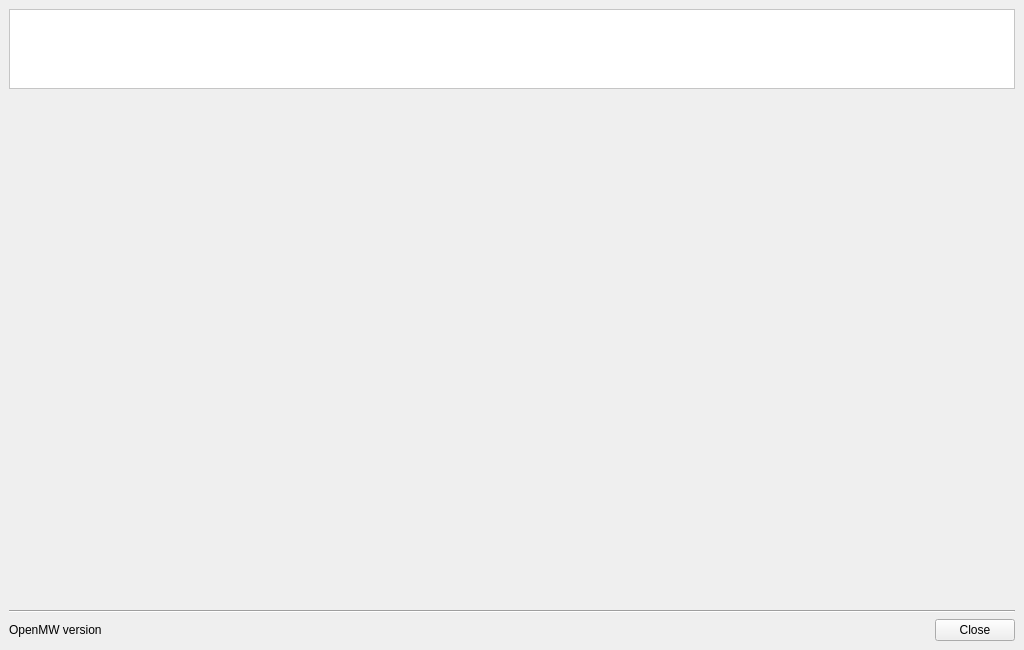
This is files/ui/mainwindow.ui in pporsilkde/AMP as Qt 5 draws it before an edit. The edited form follows.
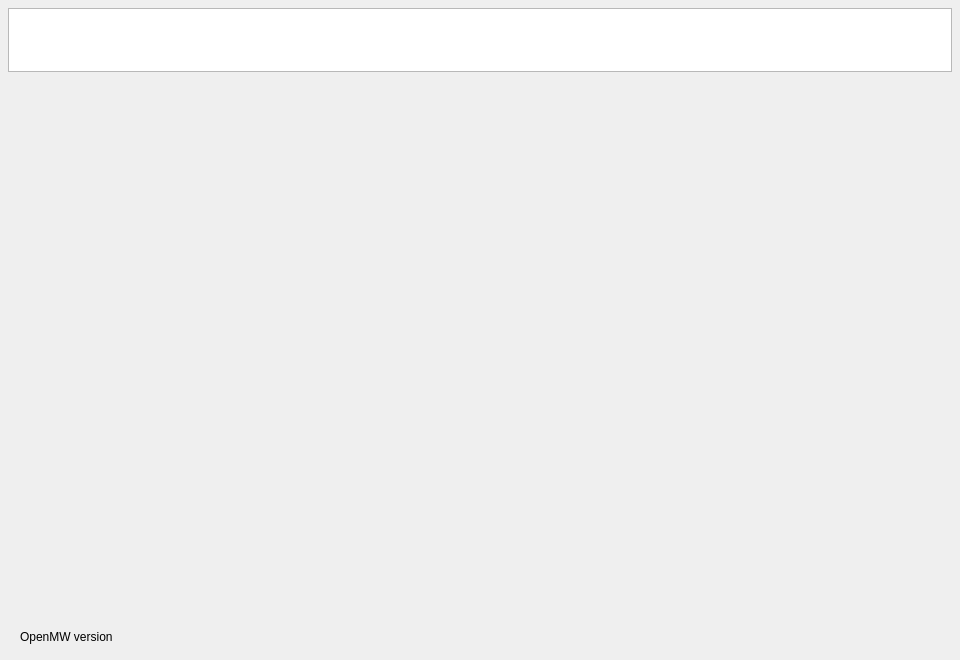
This is the edited form. Icons and pictures are not drawn.

Patch:
```diff
--- a/files/ui/mainwindow.ui
+++ b/files/ui/mainwindow.ui
@@ -6,20 +6,20 @@
    <rect>
     <x>0</x>
     <y>0</y>
-    <width>1024</width>
-    <height>650</height>
+    <width>960</width>
+    <height>660</height>
    </rect>
   </property>
   <property name="minimumSize">
    <size>
-    <width>1024</width>
-    <height>650</height>
+    <width>960</width>
+    <height>660</height>
    </size>
   </property>
   <property name="maximumSize">
    <size>
-    <width>1024</width>
-    <height>650</height>
+    <width>960</width>
+    <height>660</height>
    </size>
   </property>
   <property name="windowTitle">
@@ -31,28 +31,43 @@
   </property>
   <widget class="QWidget" name="centralwidget">
    <layout class="QVBoxLayout" name="verticalLayout_2">
+    <property name="spacing">
+     <number>8</number>
+    </property>
+    <property name="leftMargin">
+     <number>8</number>
+    </property>
+    <property name="topMargin">
+     <number>8</number>
+    </property>
+    <property name="rightMargin">
+     <number>8</number>
+    </property>
+    <property name="bottomMargin">
+     <number>8</number>
+    </property>
     <item>
      <widget class="QListWidget" name="iconWidget">
       <property name="minimumSize">
        <size>
         <width>400</width>
-        <height>80</height>
+        <height>64</height>
        </size>
       </property>
       <property name="maximumSize">
        <size>
         <width>16777215</width>
-        <height>80</height>
+        <height>64</height>
        </size>
       </property>
-      <property name="styleSheet">
-       <string notr="true">#iconWidget {
-    background-color: palette(base);
-    background-repeat: no-repeat;
-    background-attachment: scroll;
-    background-position: right;
-}
-</string>
+      <property name="focusPolicy">
+       <enum>Qt::NoFocus</enum>
+      </property>
+      <property name="horizontalScrollBarPolicy">
+       <enum>Qt::ScrollBarAlwaysOff</enum>
+      </property>
+      <property name="verticalScrollBarPolicy">
+       <enum>Qt::ScrollBarAlwaysOff</enum>
       </property>
      </widget>
     </item>
@@ -60,14 +75,32 @@
      <widget class="QStackedWidget" name="pagesWidget"/>
     </item>
     <item>
-     <widget class="Line" name="line">
-      <property name="orientation">
-       <enum>Qt::Horizontal</enum>
+     <widget class="QFrame" name="footerBar">
+      <property name="frameShape">
+       <enum>QFrame::NoFrame</enum>
       </property>
-     </widget>
-    </item>
-    <item>
+      <property name="frameShadow">
+       <enum>QFrame::Plain</enum>
+      </property>
+      <property name="arenaFooter" stdset="0">
+       <bool>true</bool>
+      </property>
      <layout class="QHBoxLayout" name="horizontalLayout">
+       <property name="spacing">
+        <number>8</number>
+       </property>
+       <property name="leftMargin">
+        <number>12</number>
+       </property>
+       <property name="topMargin">
+        <number>5</number>
+       </property>
+       <property name="rightMargin">
+        <number>8</number>
+       </property>
+       <property name="bottomMargin">
+        <number>5</number>
+       </property>
       <item>
        <widget class="QLabel" name="versionLabel">
         <property name="text">
@@ -91,11 +124,15 @@
       <item>
        <widget class="QDialogButtonBox" name="buttonBox">
         <property name="standardButtons">
-         <set>QDialogButtonBox::Close</set>
+          <set>QDialogButtonBox::NoButton</set>
+         </property>
+         <property name="centerButtons">
+          <bool>false</bool>
         </property>
        </widget>
       </item>
      </layout>
+     </widget>
     </item>
    </layout>
   </widget>
```
Lines whose indentation alone changed are shown as unchanged.
